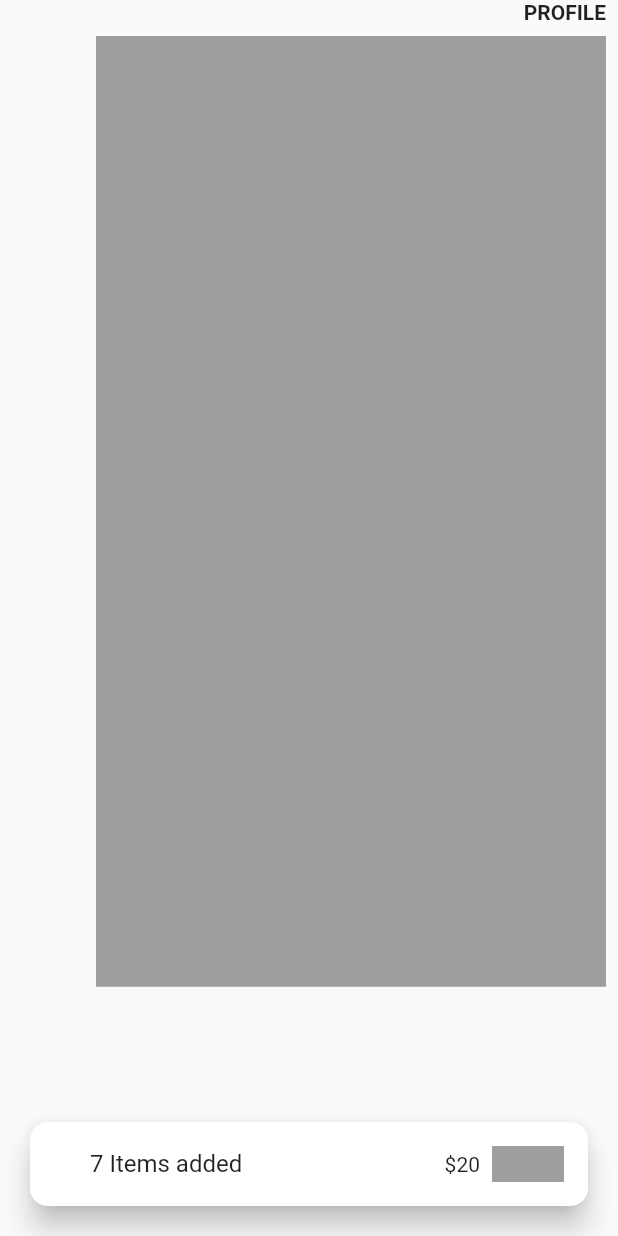
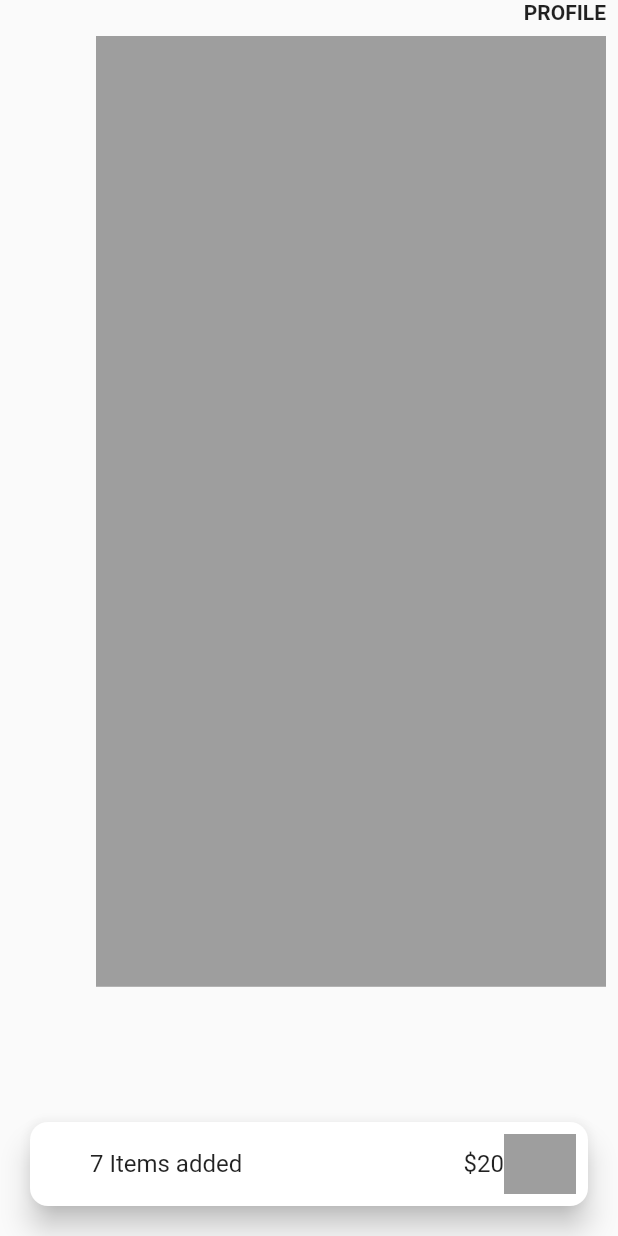
Before and after one commit to JAICHANGPARK/flutter_notebook_11th_story, a Flutter app: the screen it shows after launch, on a phone screen of 412 x 824 dp. Run offline on Flutter 3.47's test engine with Material 2 defaults, Android fonts, the phone set to English and light mode, and no system bars; our stand-ins replace backdrop, badges, flutter_inner_drawer, flutter_slidable, flutter_swiper, google_fonts.

Commit message:
Update food_bill_home_page.dart

```diff
--- a/lib/ep714_food_bill_app/ui/food_bill_home_page.dart
+++ b/lib/ep714_food_bill_app/ui/food_bill_home_page.dart
@@ -72,11 +72,14 @@ class _FoodBillHomePageState extends State<FoodBillHomePage> {
                             fontSize: 16
                           ),),
                           Spacer(),
-                          Text("\$20"),
+                          Text("\$20", style: TextStyle(
+                              fontWeight: FontWeight.normal,
+                              fontSize: 16
+                          ),),
                           Container(
                             height: 48,
                             width: 48,
-                            margin: EdgeInsets.all(8),
+
                             decoration: BoxDecoration(
                               color: Colors.grey
                             ),
```
